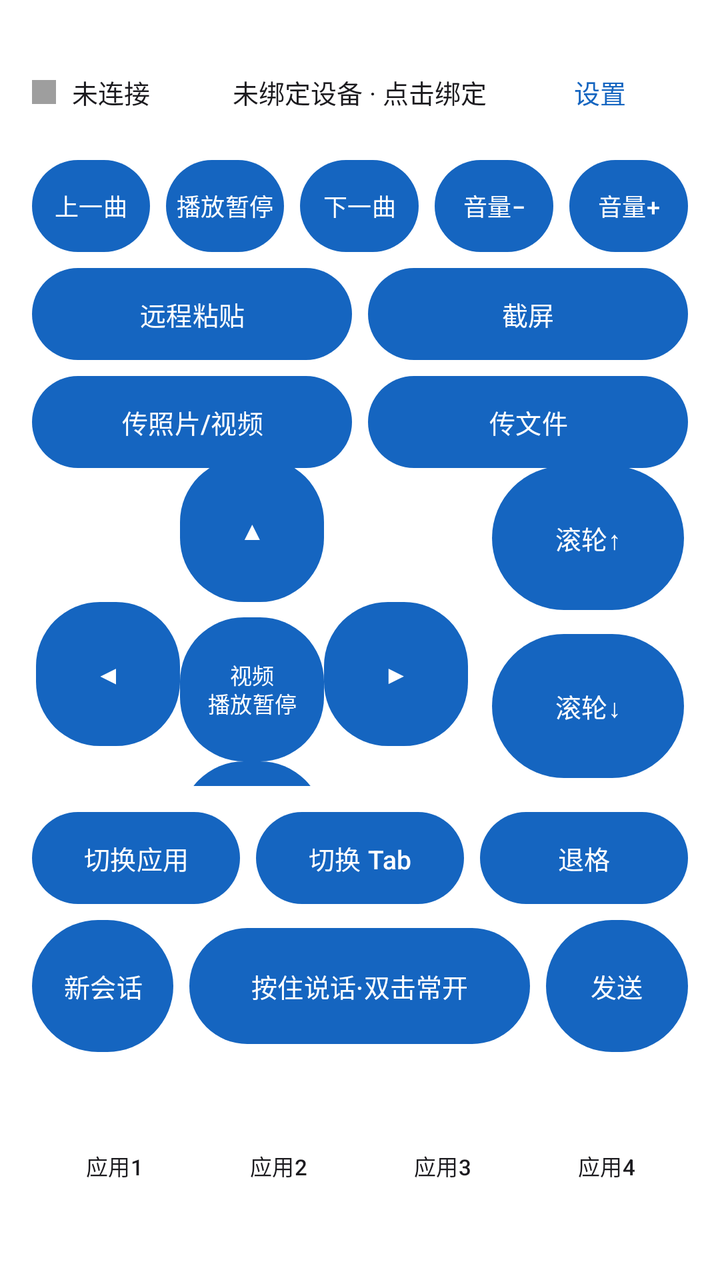
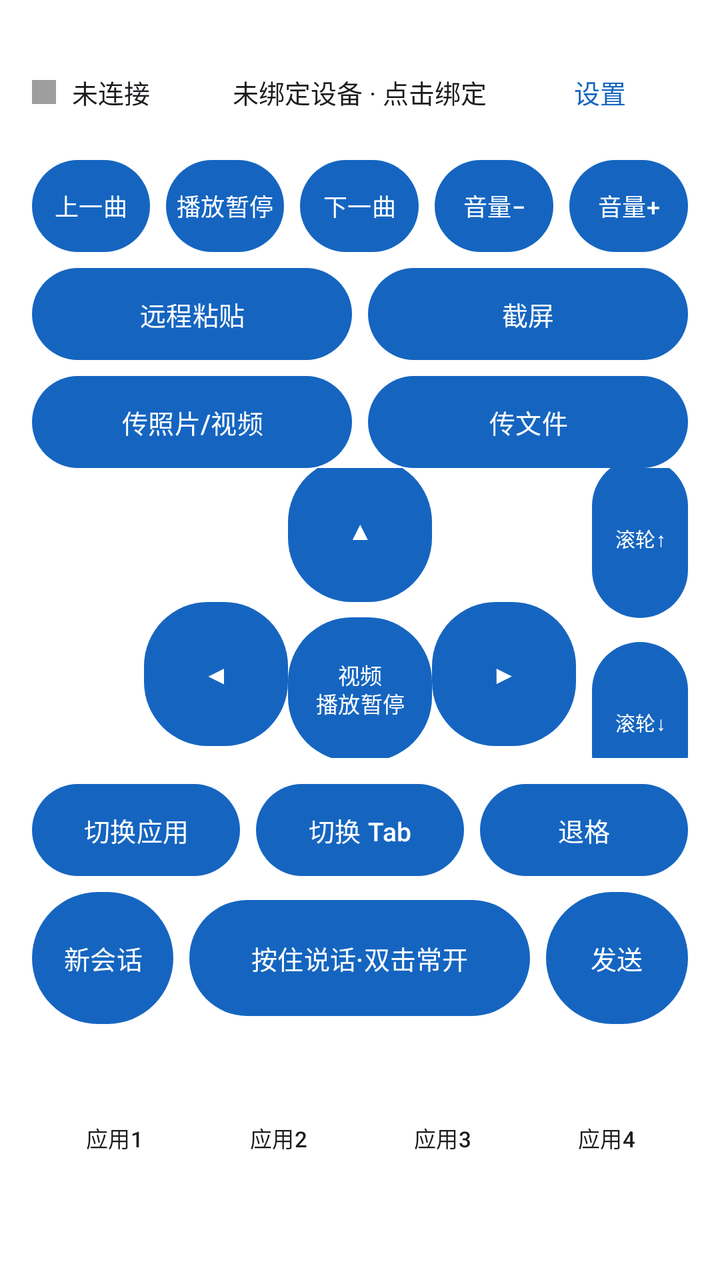

Two renders of the same Android screen: before a commit and after it. Below are the layout's source before the change and the commit's diff.
<!-- AndroidManifest.xml: application theme Theme.RemoteMic -->
<!-- res/layout/activity_main.xml -->
<?xml version="1.0" encoding="utf-8"?>
<LinearLayout xmlns:android="http://schemas.android.com/apk/res/android"
    android:layout_width="match_parent"
    android:layout_height="match_parent"
    android:orientation="vertical"
    android:paddingStart="16dp"
    android:paddingEnd="16dp"
    android:paddingTop="14dp"
    android:paddingBottom="10dp">

    
    <FrameLayout
        android:layout_width="match_parent"
        android:layout_height="wrap_content"
        android:paddingTop="8dp"
        android:paddingBottom="4dp">

        <LinearLayout
            android:layout_width="wrap_content"
            android:layout_height="wrap_content"
            android:layout_gravity="start|center_vertical"
            android:gravity="center_vertical"
            android:orientation="horizontal">

            <View
                android:id="@+id/statusDot"
                android:layout_width="12dp"
                android:layout_height="12dp"
                android:background="#9E9E9E" />

            <TextView
                android:id="@+id/statusText"
                android:layout_width="wrap_content"
                android:layout_height="wrap_content"
                android:layout_marginStart="8dp"
                android:text="未连接"
                android:textSize="13sp" />
        </LinearLayout>

        <TextView
            android:id="@+id/tvDevice"
            android:layout_width="wrap_content"
            android:layout_height="wrap_content"
            android:layout_gravity="center"
            android:background="?attr/selectableItemBackground"
            android:ellipsize="end"
            android:maxWidth="190dp"
            android:maxLines="1"
            android:paddingStart="10dp"
            android:paddingEnd="10dp"
            android:paddingTop="8dp"
            android:paddingBottom="8dp"
            android:text="未绑定设备 · 点击绑定"
            android:textSize="13sp" />

        <com.google.android.material.button.MaterialButton
            android:id="@+id/btnSettings"
            style="@style/Widget.Material3.Button.TextButton"
            android:layout_width="wrap_content"
            android:layout_height="wrap_content"
            android:layout_gravity="end|center_vertical"
            android:text="设置"
            android:textSize="13sp" />
    </FrameLayout>

    
    <LinearLayout
        android:layout_width="match_parent"
        android:layout_height="wrap_content"
        android:layout_marginTop="6dp"
        android:baselineAligned="false"
        android:orientation="horizontal">

        <com.google.android.material.button.MaterialButton
            android:id="@+id/btnPrev"
            style="@style/Widget.RemoteMic.Key"
            android:layout_width="0dp"
            android:layout_height="46dp"
            android:layout_weight="1"
            android:maxLines="1"
            android:text="上一曲"
            android:textSize="12sp" />

        <com.google.android.material.button.MaterialButton
            android:id="@+id/btnPlayPause"
            style="@style/Widget.RemoteMic.Key"
            android:layout_width="0dp"
            android:layout_height="46dp"
            android:layout_marginStart="8dp"
            android:layout_weight="1"
            android:maxLines="1"
            android:text="播放暂停"
            android:textSize="12sp" />

        <com.google.android.material.button.MaterialButton
            android:id="@+id/btnNext"
            style="@style/Widget.RemoteMic.Key"
            android:layout_width="0dp"
            android:layout_height="46dp"
            android:layout_marginStart="8dp"
            android:layout_weight="1"
            android:maxLines="1"
            android:text="下一曲"
            android:textSize="12sp" />

        <com.google.android.material.button.MaterialButton
            android:id="@+id/btnVolDown"
            style="@style/Widget.RemoteMic.Key"
            android:layout_width="0dp"
            android:layout_height="46dp"
            android:layout_marginStart="8dp"
            android:layout_weight="1"
            android:maxLines="1"
            android:text="音量−"
            android:textSize="12sp" />

        <com.google.android.material.button.MaterialButton
            android:id="@+id/btnVolUp"
            style="@style/Widget.RemoteMic.Key"
            android:layout_width="0dp"
            android:layout_height="46dp"
            android:layout_marginStart="8dp"
            android:layout_weight="1"
            android:maxLines="1"
            android:text="音量+"
            android:textSize="12sp" />
    </LinearLayout>

    
    <LinearLayout
        android:layout_width="match_parent"
        android:layout_height="wrap_content"
        android:layout_marginTop="8dp"
        android:orientation="horizontal">

        <com.google.android.material.button.MaterialButton
            android:id="@+id/btnPaste"
            style="@style/Widget.RemoteMic.Key"
            android:layout_width="0dp"
            android:layout_height="46dp"
            android:layout_weight="1"
            android:text="远程粘贴" />

        <com.google.android.material.button.MaterialButton
            android:id="@+id/btnScreenshot"
            style="@style/Widget.RemoteMic.Key"
            android:layout_width="0dp"
            android:layout_height="46dp"
            android:layout_marginStart="8dp"
            android:layout_weight="1"
            android:text="截屏" />
    </LinearLayout>

    
    <LinearLayout
        android:layout_width="match_parent"
        android:layout_height="wrap_content"
        android:layout_marginTop="8dp"
        android:orientation="horizontal">

        <com.google.android.material.button.MaterialButton
            android:id="@+id/btnSendMedia"
            style="@style/Widget.RemoteMic.Key"
            android:layout_width="0dp"
            android:layout_height="46dp"
            android:layout_weight="1"
            android:text="传照片/视频" />

        <com.google.android.material.button.MaterialButton
            android:id="@+id/btnSendFile"
            style="@style/Widget.RemoteMic.Key"
            android:layout_width="0dp"
            android:layout_height="46dp"
            android:layout_marginStart="8dp"
            android:layout_weight="1"
            android:text="传文件" />
    </LinearLayout>

    
    <LinearLayout
        android:id="@+id/dpadArea"
        android:layout_width="match_parent"
        android:layout_height="0dp"
        android:layout_weight="1"
        android:gravity="center"
        android:orientation="vertical">

        <LinearLayout
            android:layout_width="wrap_content"
            android:layout_height="wrap_content"
            android:orientation="horizontal">

            <GridLayout
                android:id="@+id/dpadGrid"
                android:layout_width="wrap_content"
                android:layout_height="wrap_content"
                android:columnCount="3"
                android:horizontalGap="8dp"
                android:rowCount="3"
                android:verticalGap="8dp">

                <View
                    android:layout_width="72dp"
                    android:layout_height="72dp" />

                <com.google.android.material.button.MaterialButton
                    android:id="@+id/btnUp"
                    style="@style/Widget.RemoteMic.Round"
                    android:layout_width="72dp"
                    android:layout_height="72dp"
                    android:text="▲" />

                <View
                    android:layout_width="72dp"
                    android:layout_height="72dp" />

                <com.google.android.material.button.MaterialButton
                    android:id="@+id/btnLeft"
                    style="@style/Widget.RemoteMic.Round"
                    android:layout_width="72dp"
                    android:layout_height="72dp"
                    android:text="◀" />

                <com.google.android.material.button.MaterialButton
                    android:id="@+id/btnVideoPlayPause"
                    style="@style/Widget.RemoteMic.Round"
                    android:layout_width="72dp"
                    android:layout_height="72dp"
                    android:lineSpacingExtra="-2dp"
                    android:maxLines="2"
                    android:text="视频\n播放暂停"
                    android:textSize="11sp" />

                <com.google.android.material.button.MaterialButton
                    android:id="@+id/btnRight"
                    style="@style/Widget.RemoteMic.Round"
                    android:layout_width="72dp"
                    android:layout_height="72dp"
                    android:text="▶" />

                <View
                    android:layout_width="72dp"
                    android:layout_height="72dp" />

                <com.google.android.material.button.MaterialButton
                    android:id="@+id/btnDown"
                    style="@style/Widget.RemoteMic.Round"
                    android:layout_width="72dp"
                    android:layout_height="72dp"
                    android:text="▼" />

                <View
                    android:layout_width="72dp"
                    android:layout_height="72dp" />
            </GridLayout>

            <LinearLayout
                android:layout_width="96dp"
                android:layout_height="wrap_content"
                android:layout_gravity="center_vertical"
                android:layout_marginStart="12dp"
                android:orientation="vertical">

                <com.google.android.material.button.MaterialButton
                    android:id="@+id/btnScrollPrev"
                    style="@style/Widget.RemoteMic.Key"
                    android:layout_width="match_parent"
                    android:layout_height="72dp"
                    android:text="滚轮↑" />

                <com.google.android.material.button.MaterialButton
                    android:id="@+id/btnScrollNext"
                    style="@style/Widget.RemoteMic.Key"
                    android:layout_width="match_parent"
                    android:layout_height="72dp"
                    android:layout_marginTop="12dp"
                    android:text="滚轮↓" />
            </LinearLayout>
        </LinearLayout>

        <LinearLayout
            android:layout_width="wrap_content"
            android:layout_height="wrap_content"
            android:layout_marginTop="10dp"
            android:orientation="horizontal">

            <com.google.android.material.button.MaterialButton
                android:id="@+id/btnCancel"
                style="@style/Widget.RemoteMic.Key"
                android:layout_width="96dp"
                android:layout_height="46dp"
                android:text="取消" />

            <com.google.android.material.button.MaterialButton
                android:id="@+id/btnOk"
                style="@style/Widget.RemoteMic.Key"
                android:layout_width="96dp"
                android:layout_height="46dp"
                android:layout_marginStart="12dp"
                android:text="确定" />
        </LinearLayout>
    </LinearLayout>

    
    <LinearLayout
        android:layout_width="match_parent"
        android:layout_height="wrap_content"
        android:layout_marginTop="8dp"
        android:orientation="vertical">

        <LinearLayout
            android:layout_width="match_parent"
            android:layout_height="wrap_content"
            android:orientation="horizontal">

            <com.google.android.material.button.MaterialButton
                android:id="@+id/btnSwitcher"
                style="@style/Widget.RemoteMic.Key"
                android:layout_width="0dp"
                android:layout_height="46dp"
                android:layout_weight="1"
                android:maxLines="1"
                android:text="切换应用"
                android:textSize="13sp" />

            <com.google.android.material.button.MaterialButton
                android:id="@+id/btnTabSwitch"
                style="@style/Widget.RemoteMic.Key"
                android:layout_width="0dp"
                android:layout_height="46dp"
                android:layout_marginStart="8dp"
                android:layout_weight="1"
                android:maxLines="1"
                android:text="切换 Tab"
                android:textSize="13sp" />

            <com.google.android.material.button.MaterialButton
                android:id="@+id/btnDelete"
                style="@style/Widget.RemoteMic.Key"
                android:layout_width="0dp"
                android:layout_height="46dp"
                android:layout_marginStart="8dp"
                android:layout_weight="1"
                android:maxLines="1"
                android:text="退格"
                android:textSize="13sp" />
        </LinearLayout>

        <LinearLayout
            android:layout_width="match_parent"
            android:layout_height="wrap_content"
            android:layout_marginTop="8dp"
            android:baselineAligned="false"
            android:gravity="center_vertical"
            android:orientation="horizontal">

            <com.google.android.material.button.MaterialButton
                android:id="@+id/btnNewChat"
                style="@style/Widget.RemoteMic.Key"
                android:layout_width="0dp"
                android:layout_height="66dp"
                android:layout_weight="1"
                android:text="新会话" />

            <com.google.android.material.button.MaterialButton
                android:id="@+id/btnVoice"
                android:layout_width="0dp"
                android:layout_height="66dp"
                android:layout_marginStart="8dp"
                android:layout_weight="2.4"
                android:text="按住说话·双击常开"
                android:textSize="13sp" />

            <com.google.android.material.button.MaterialButton
                android:id="@+id/btnSend"
                style="@style/Widget.RemoteMic.Key"
                android:layout_width="0dp"
                android:layout_height="66dp"
                android:layout_marginStart="8dp"
                android:layout_weight="1"
                android:text="发送" />
        </LinearLayout>
    </LinearLayout>

    
    <GridLayout
        android:layout_width="match_parent"
        android:layout_height="96dp"
        android:layout_marginTop="8dp"
        android:columnCount="4"
        android:horizontalGap="8dp"
        android:rowCount="1"
        android:verticalGap="8dp">

        <com.google.android.material.button.MaterialButton
            android:id="@+id/appBtn1"
            style="@style/Widget.RemoteMic.AppIcon"
            android:layout_width="0dp"
            android:layout_height="match_parent"
            android:layout_columnWeight="1"
            android:text="应用1" />

        <com.google.android.material.button.MaterialButton
            android:id="@+id/appBtn2"
            style="@style/Widget.RemoteMic.AppIcon"
            android:layout_width="0dp"
            android:layout_height="match_parent"
            android:layout_columnWeight="1"
            android:text="应用2" />

        <com.google.android.material.button.MaterialButton
            android:id="@+id/appBtn3"
            style="@style/Widget.RemoteMic.AppIcon"
            android:layout_width="0dp"
            android:layout_height="match_parent"
            android:layout_columnWeight="1"
            android:text="应用3" />

        <com.google.android.material.button.MaterialButton
            android:id="@+id/appBtn4"
            style="@style/Widget.RemoteMic.AppIcon"
            android:layout_width="0dp"
            android:layout_height="match_parent"
            android:layout_columnWeight="1"
            android:text="应用4" />
    </GridLayout>
</LinearLayout>
<!-- resources referenced by this layout -->
<resources>
  <style name="Widget.RemoteMic.AppIcon" parent="Widget.Material3.Button.TextButton">
          <item name="android:textSize">11sp</item>
          <item name="android:textColor">@color/on_surface</item>
          <item name="android:insetLeft">0dp</item>
          <item name="android:insetRight">0dp</item>
          <item name="android:insetTop">0dp</item>
          <item name="android:insetBottom">0dp</item>
          <item name="android:paddingLeft">2dp</item>
          <item name="android:paddingRight">2dp</item>
          <item name="android:paddingTop">6dp</item>
          <item name="android:paddingBottom">4dp</item>
          <item name="iconGravity">textTop</item>
          <item name="iconPadding">6dp</item>
          <item name="iconSize">52dp</item>
          <item name="backgroundTint">@android:color/transparent</item>
      </style>
  <style name="Widget.RemoteMic.Key" parent="Widget.Material3.Button">
          <item name="android:textSize">13sp</item>
          <item name="android:minWidth">0dp</item>
          <item name="android:minHeight">0dp</item>
          <item name="android:paddingLeft">2dp</item>
          <item name="android:paddingRight">2dp</item>
          <item name="android:insetLeft">0dp</item>
          <item name="android:insetRight">0dp</item>
          <item name="android:insetTop">0dp</item>
          <item name="android:insetBottom">0dp</item>
      </style>
  <style name="Widget.RemoteMic.Round" parent="Widget.RemoteMic.Key">
          <item name="cornerRadius">32dp</item>
      </style>
  <style name="Theme.RemoteMic" parent="Theme.Material3.DayNight.NoActionBar">
          <item name="colorPrimary">@color/primary</item>
          <item name="colorPrimaryDark">@color/primary_dark</item>
          <item name="android:colorBackground">@color/surface</item>
          <item name="android:textColor">@color/on_surface</item>
      </style>
  <color name="on_surface">#1C1B1F</color>
  <color name="primary">#1565C0</color>
  <color name="primary_dark">#0D47A1</color>
  <color name="surface">#FFFFFF</color>
</resources>

<!-- the commit's change to res/layout/activity_main.xml (unified diff, before → after) -->
@@ -6,7 +6,7 @@
     android:paddingStart="16dp"
     android:paddingEnd="16dp"
     android:paddingTop="14dp"
-    android:paddingBottom="10dp">
+    android:paddingBottom="24dp">
 
     
     <FrameLayout
@@ -185,15 +185,16 @@
         android:gravity="center"
         android:orientation="vertical">
 
-        <LinearLayout
-            android:layout_width="wrap_content"
-            android:layout_height="wrap_content"
-            android:orientation="horizontal">
+        
+        <FrameLayout
+            android:layout_width="match_parent"
+            android:layout_height="wrap_content">
 
             <GridLayout
                 android:id="@+id/dpadGrid"
                 android:layout_width="wrap_content"
                 android:layout_height="wrap_content"
+                android:layout_gravity="center_horizontal"
                 android:columnCount="3"
                 android:horizontalGap="8dp"
                 android:rowCount="3"
@@ -255,28 +256,31 @@
             </GridLayout>
 
             <LinearLayout
-                android:layout_width="96dp"
+                android:layout_width="48dp"
                 android:layout_height="wrap_content"
-                android:layout_gravity="center_vertical"
-                android:layout_marginStart="12dp"
+                android:layout_gravity="end|center_vertical"
                 android:orientation="vertical">
 
                 <com.google.android.material.button.MaterialButton
                     android:id="@+id/btnScrollPrev"
                     style="@style/Widget.RemoteMic.Key"
                     android:layout_width="match_parent"
-                    android:layout_height="72dp"
-                    android:text="滚轮↑" />
+                    android:layout_height="80dp"
+                    android:maxLines="1"
+                    android:text="滚轮↑"
+                    android:textSize="10sp" />
 
                 <com.google.android.material.button.MaterialButton
                     android:id="@+id/btnScrollNext"
                     style="@style/Widget.RemoteMic.Key"
                     android:layout_width="match_parent"
-                    android:layout_height="72dp"
+                    android:layout_height="80dp"
                     android:layout_marginTop="12dp"
-                    android:text="滚轮↓" />
+                    android:maxLines="1"
+                    android:text="滚轮↓"
+                    android:textSize="10sp" />
             </LinearLayout>
-        </LinearLayout>
+        </FrameLayout>
 
         <LinearLayout
             android:layout_width="wrap_content"
